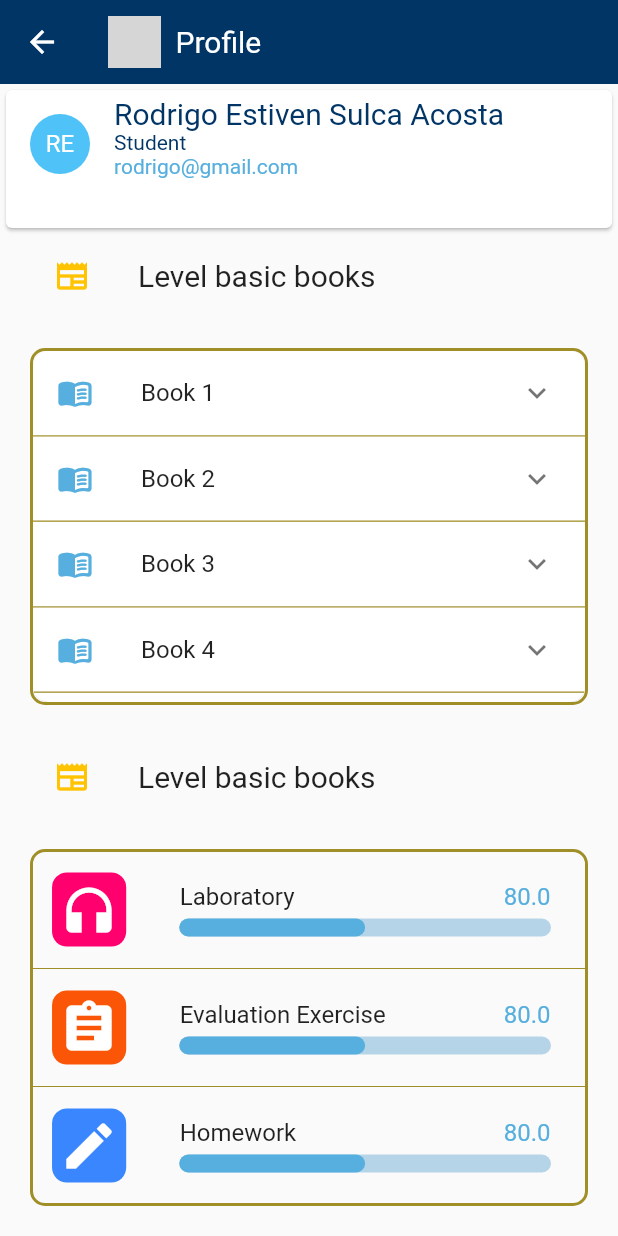
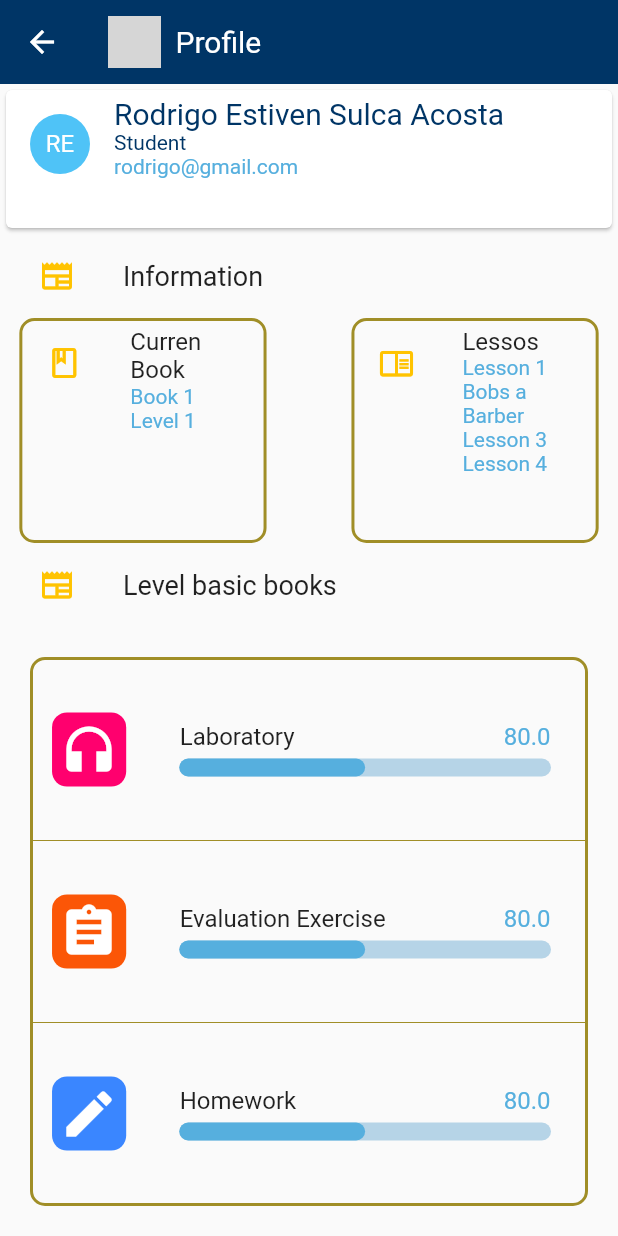
Before and after one commit to rozuke/eie-mobile-app, a Flutter app: the ProfileScreen screen opened directly, on a phone screen of 412 x 824 dp. Run offline on Flutter 3.47's test engine with Material 2 defaults, Android fonts, the light colour scheme and no system bars; drawn by our look-alikes of percent_indicator; our stand-ins replace audioplayers, dio, flutter_layout_grid, flutter_svg, get, google_sign_in; grey boxes are pictures that could not be loaded.

Commit message:
Get design from another branch for profile

```diff
--- a/lib/src/controllers/question_controller.dart
+++ b/lib/src/controllers/question_controller.dart
@@ -3,20 +3,20 @@ import 'package:eie_mobile_app/src/services/question_provider.dart';
 import 'package:eie_mobile_app/src/services/question_service.dart';
 import 'package:get/get.dart';
 
-class QuestionController extends GetxController{
-  QuestionService service = QuestionService();
+class QuestionController {
+  // QuestionService service = QuestionService();
   // final questionProvider = Get.find<QuestionProvider>();
-  var questionList = <Question>[].obs;
 
-  QuestionController(){
-    getQuestions();
-  }
-  void getQuestions() async{
-    var questions = await service.getQuestions();
-    if (questions != null) {
-      questionList.addAll(questions);
-    }
-  }
+
+  // QuestionController(){
+  //   getQuestions();
+  // }
+  // void getQuestions() async{
+  //   var questions = await service.getQuestions();
+  //   if (questions != null) {
+  //     questionList.addAll(questions);
+  //   }
+  // }
 
   // Future getQuestionProvider() async{
   //   final questions = await questionProvider.getQuestions();
--- a/lib/src/screens/activities_screen.dart
+++ b/lib/src/screens/activities_screen.dart
@@ -1,3 +1,4 @@
+import 'package:eie_mobile_app/src/screens/activity_forum_screen.dart';
 import 'package:eie_mobile_app/src/screens/book_activities_screen.dart';
 import 'package:eie_mobile_app/src/theme/theme.dart';
 import 'package:flutter/material.dart';
@@ -12,13 +13,7 @@ class ActivitiesScreen extends StatelessWidget {
   Widget build(BuildContext context) {
 
     List<Chanel> chanels = [
-      Chanel(title: 'B1', name: 'Book 1 activities'),
-      Chanel(title: 'B2', name: 'Book 2 activities'),
-      Chanel(title: 'B3', name: 'Book 3 activities'),
-      Chanel(title: 'B4', name: 'Book 4 activities'),
-      Chanel(title: 'B5', name: 'Book 5 activities'),
-      Chanel(title: 'B6', name: 'Book 6 activities'),
-      Chanel(title: 'B6', name: 'Book 6 activities'),
+      Chanel(title: 'Forum', name: 'Forum'),
     ];
 
 
@@ -29,10 +24,10 @@ class ActivitiesScreen extends StatelessWidget {
           children: [
             SizedBox(height: 30,),
             Row(
-              children: [
+              children: const [
                 SizedBox(width: 20),
                 Icon(Icons.list_alt_outlined, color: ThemeApp.primaryYellowColor, size: 40),
-                Text('Basic level course', style: TextStyle(fontSize: 16),)
+                Text('Basic level course', style: TextStyle(fontSize: 18),)
               ],
             ),
             GridView.builder(
@@ -43,12 +38,12 @@ class ActivitiesScreen extends StatelessWidget {
                 crossAxisSpacing: 30,
                 mainAxisSpacing: 30,
               ),
-              padding: const EdgeInsets.all(30),
+              padding: const EdgeInsets.all(40),
               itemCount: chanels.length,
               itemBuilder: ( _ , index) => _CardChanel(
                 title: chanels[index].title,
                 name: chanels[index].name,
-                onPressed: () => {Navigator.pushNamed(context, BookActivitiesScreen.nameRoute)},
+                onPressed: () => {Navigator.pushNamed(context, ActivityForumScreen.nameRoute)},
               ),
             )
           ],
@@ -88,17 +83,19 @@ class _CardChanel extends StatelessWidget {
           mainAxisAlignment: MainAxisAlignment.spaceEvenly,
           children: [
             Container(
-              height: size * 0.7,
-              width: size * 0.7,
+              height: size * 0.9,
+              width: size * 0.9,
               alignment: Alignment.center,
               decoration: BoxDecoration(
                 color: ThemeApp.secondaryBlueColor,
-                borderRadius: BorderRadius.circular(10)
+                borderRadius: BorderRadius.circular(10),
               ),
 
-              child: Text(title, style: TextStyle(fontSize: 24, color: Colors.white)),
+              child: Image.asset(
+                'assets/logos/foro-logo.png',
+              ),
             ),
-            Text(name, style: TextStyle(fontSize: 14))
+            Text(name, style: TextStyle(fontSize: 16, color: ThemeApp.primaryBlueColor),),
           ],
         )
       ),
--- a/lib/src/screens/login_screen.dart
+++ b/lib/src/screens/login_screen.dart
@@ -1,5 +1,6 @@
 import 'package:eie_mobile_app/src/controllers/question_controller.dart';
 import 'package:eie_mobile_app/src/screens/home_screen.dart';
+import 'package:eie_mobile_app/src/services/service.dart';
 import 'package:eie_mobile_app/src/theme/theme.dart';
 import 'package:eie_mobile_app/src/widgets/custom_elevated_button.dart';
 import 'package:flutter/material.dart';
@@ -9,8 +10,8 @@ class LoginScreen extends StatelessWidget {
 
   static const String nameRoute = '/login';
 
-  final QuestionController questionController = Get.put(QuestionController());
-  LoginScreen({Key? key}) : super(key: key);
+  // final QuestionController questionController = Get.put(QuestionController());
+  const LoginScreen({Key? key}) : super(key: key);
 
 
   void autenticateUser(BuildContext context) {
@@ -59,6 +60,10 @@ class LoginScreen extends StatelessWidget {
     );
 
   }
+}
+
+Future signIn() async {
+  await GoogleSignInAuth.login();
 }
 
 class _CustomInputForm extends StatelessWidget {
--- a/lib/src/screens/profile_screen.dart
+++ b/lib/src/screens/profile_screen.dart
@@ -16,20 +16,20 @@ class ProfileScreen extends StatelessWidget {
           _ProfileInfo(),
 
           Padding(
-            padding: EdgeInsets.only(left: 20),
+            padding: EdgeInsets.only(left: 10),
             child: ListTile(
               leading: Icon(Icons.newspaper, color: ThemeApp.secondaryYellowColor),
-              title: Text('Level basic books', style: TextStyle(fontSize: 20),),
+              title: Text('Information', style: TextStyle(fontSize: 18),),
             )
           ),
 
           _CourseInfo(),
 
           Padding(
-            padding: EdgeInsets.only(left: 20),
+            padding: EdgeInsets.only(left: 10),
             child: ListTile(
               leading: Icon(Icons.newspaper, color: ThemeApp.secondaryYellowColor),
-              title: Text('Level basic books', style: TextStyle(fontSize: 20),),
+              title: Text('Level basic books', style: TextStyle(fontSize: 18),),
             )
           ),
 
@@ -83,73 +83,67 @@ class _CourseInfoState extends State<_CourseInfo> {
   @override
   Widget build(BuildContext context) {
 
-    final List<ExpandedTile> listTiles = [
-      ExpandedTile(title: 'Book 1', icon: Icons.menu_book_rounded, tiles: [
-        ExpandedTile(title: 'Lesson 1'),
-        ExpandedTile(title: 'Lesson 2'),
-        ExpandedTile(title: 'Lesson 3'),
-        ExpandedTile(title: 'Lesson 4'),
-      ]),
-      ExpandedTile(title: 'Book 2', icon: Icons.menu_book_rounded, tiles: [
-        ExpandedTile(title: 'Lesson 1'),
-        ExpandedTile(title: 'Lesson 2'),
-        ExpandedTile(title: 'Lesson 3'),
-        ExpandedTile(title: 'Lesson 4'),
-      ]),
-      ExpandedTile(title: 'Book 3', icon: Icons.menu_book_rounded, tiles: [
-        ExpandedTile(title: 'Lesson 1'),
-        ExpandedTile(title: 'Lesson 2'),
-        ExpandedTile(title: 'Lesson 3'),
-        ExpandedTile(title: 'Lesson 4'),
-      ]),
-      ExpandedTile(title: 'Book 4', icon: Icons.menu_book_rounded, tiles: [
-        ExpandedTile(title: 'Lesson 1'),
-        ExpandedTile(title: 'Lesson 2'),
-        ExpandedTile(title: 'Lesson 3'),
-        ExpandedTile(title: 'Lesson 4'),
-      ]),
-      ExpandedTile(title: 'Book 5', icon: Icons.menu_book_rounded, tiles: [
-        ExpandedTile(title: 'Lesson 1'),
-        ExpandedTile(title: 'Lesson 2'),
-        ExpandedTile(title: 'Lesson 3'),
-        ExpandedTile(title: 'Lesson 4'),
-      ]),
-      ExpandedTile(title: 'Book 6', icon: Icons.menu_book_rounded, tiles: [
-        ExpandedTile(title: 'Lesson 1'),
-        ExpandedTile(title: 'Lesson 2'),
-        ExpandedTile(title: 'Lesson 3'),
-        ExpandedTile(title: 'Lesson 4'),
-      ])
+    final info = [{
+      'icon' : Icons.book_outlined,
+      'title' : 'Current Book',
+      'subtitle' : ['Book 1', 'Level 1']
+    },
+    {
+      'icon' : Icons.chrome_reader_mode_rounded,
+      'title' : 'Current Book',
+      'subtitle' : ['Book 1', 'Level 1']
+    }
     ];
 
+    return Row(
 
-    return Flexible(
-      child: Container(
-        margin: EdgeInsets.all(20),
-        decoration: BoxDecoration(
-          border: Border.all(color: ThemeApp.complementaryColor, width: 2),
-          borderRadius: BorderRadius.circular(10)
+      mainAxisAlignment: MainAxisAlignment.spaceAround,
+      children: [
+        _InfoBookCard(
+          title: 'Curren Book',
+          description: ['Book 1', 'Level 1'],
+          icon: Icons.book_outlined
         ),
-        child: ClipRRect(
-          borderRadius: BorderRadius.circular(10),
-          child: SingleChildScrollView(
-            child: ExpansionPanelList.radio(
-              dividerColor: ThemeApp.complementaryColor,
-              children:
-                listTiles.map((tile) => ExpansionPanelRadio(
-                  canTapOnHeader: true,
-                  value: tile.title,
-                  headerBuilder: ( _ , isExpanded) =>buildTile(tile),
-                  body: Column(
-                    children: tile.tiles.map(buildTile).toList(),
-                  ))).toList(),
-            ),
-          ),
+        SizedBox(width: 5,),
+        _InfoBookCard(
+          title: 'Lessos',
+          description: ['Lesson 1', 'Bobs a Barber', 'Lesson 3', 'Lesson 4'],
+          icon: Icons.chrome_reader_mode_outlined
         ),
+      ],
+    );
+  }
+}
 
+class _InfoBookCard extends StatelessWidget {
+  final String title;
+  final List<String> description;
+  final IconData icon;
+  const _InfoBookCard({
+    Key? key, required this.title, required this.description, required this.icon,
+  }) : super(key: key);
 
+  @override
+  Widget build(BuildContext context) {
+    final width = MediaQuery.of(context).size.width * 0.4;
+    return Container(
+      height: 150,
+      width: width,
+      decoration: BoxDecoration(
+        border: Border.all(color: ThemeApp.complementaryColor, width: 2),
+        borderRadius: BorderRadius.circular(10)
       ),
-    );
+      child: ListTile(
+        leading: Icon(icon, color: ThemeApp.secondaryYellowColor),
+        title: Text( title, style: TextStyle(fontSize: 16),),
+        subtitle: Column(
+          crossAxisAlignment: CrossAxisAlignment.start,
+          children: description.map((subtitle) => Text(subtitle, style: TextStyle(color: ThemeApp.secondaryBlueColor),)).toList(),
+      )
+      )
+
+      );
+
   }
 }
 
@@ -203,3 +197,19 @@ class ExpandedTile {
     this.isExpanded = false,
   });
 }
+
+
+// Before course info
+// child: SingleChildScrollView(
+//             child: ExpansionPanelList.radio(
+//               dividerColor: ThemeApp.complementaryColor,
+//               children:
+//                 listTiles.map((tile) => ExpansionPanelRadio(
+//                   canTapOnHeader: true,
+//                   value: tile.title,
+//                   headerBuilder: ( _ , isExpanded) =>buildTile(tile),
+//                   body: Column(
+//                     children: tile.tiles.map(buildTile).toList(),
+//                   ))).toList(),
+//             ),
+//           ),
--- /dev/null
+++ b/lib/src/services/auth_service.dart
@@ -0,0 +1,7 @@
+import 'package:google_sign_in/google_sign_in.dart';
+
+class GoogleSignInAuth {
+  static final _googleSignIn = GoogleSignIn();
+
+  static Future<GoogleSignInAccount?> login() => _googleSignIn.signIn();
+}
--- a/lib/src/services/question_service.dart
+++ b/lib/src/services/question_service.dart
@@ -1,8 +1,6 @@
-import 'dart:convert';
 
 import 'package:dio/dio.dart';
 import 'package:eie_mobile_app/src/models/question_model.dart';
-import 'package:http/http.dart' as http;
 class QuestionService {
   final Dio _dio = Dio();
 
@@ -19,9 +17,9 @@ class QuestionService {
       Response response = await _dio.get(baseURL);
       final questions = response.data;
 
-      // return List<Question>.from(
-      //   (questions).map((x) => Question.fromJson(x))
-      // );
+      return List<Question>.from(
+        (questions).map((x) => Question.fromJson(x))
+      );
 
 
     } on DioError catch (e) {
--- /dev/null
+++ b/lib/src/services/service.dart
@@ -0,0 +1 @@
+export 'package:eie_mobile_app/src/services/auth_service.dart';
--- a/pubspec.yaml
+++ b/pubspec.yaml
@@ -30,6 +30,7 @@ dependencies:
   flutter_layout_grid: ^2.0.1
   dio: ^4.0.6
   get: ^4.6.5
+  google_sign_in: ^5.4.0
   http: ^0.13.4
 
 dev_dependencies:
```
Also changed, not shown: pubspec.lock.
